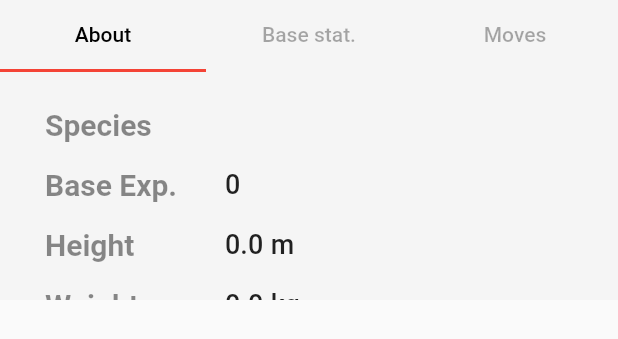
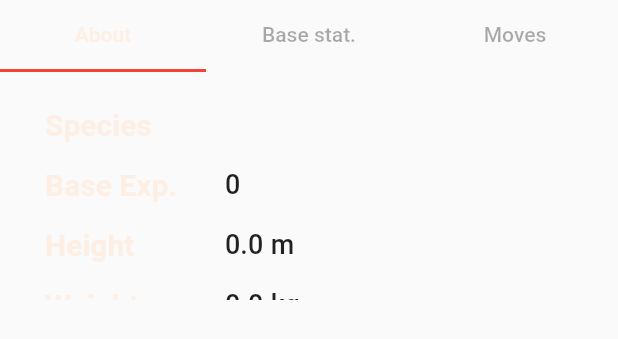
Before and after one commit to binhlecong/pokedex, a Flutter app: the PokeDetailInfo widget shown alone on an empty page, opened directly with empty values, on a phone screen of 412 x 824 dp. Shown: the top 339 px of the screen. Run offline on Flutter 3.47's test engine with Material 2 defaults, Android fonts, the phone set to English and light mode, and no system bars; our stand-ins replace carousel_slider, shared_preferences, sqflite; accounts and stored records are empty; network calls fail.

Commit message:
optimize UI for darkmode

```diff
--- a/lib/blocs/theme.dart
+++ b/lib/blocs/theme.dart
@@ -12,7 +12,7 @@ class ThemeChanger with ChangeNotifier {
     disabledColor: Colors.redAccent,
     highlightColor: const Color(0xffff7700),
     brightness: Brightness.dark,
-    backgroundColor: const Color(0xffefd28d),
+    hintColor: const Color(0xffefd28d),
     dividerColor: Colors.black54,
   );
 
@@ -22,7 +22,7 @@ class ThemeChanger with ChangeNotifier {
     disabledColor: Colors.redAccent,
     highlightColor: const Color(0xffffcf00),
     brightness: Brightness.light,
-    backgroundColor: const Color(0xfffeefe5),
+    hintColor: const Color(0xfffeefe5),
     dividerColor: Colors.white54,
   );
 
--- a/lib/widgets/detail_line.dart
+++ b/lib/widgets/detail_line.dart
@@ -16,7 +16,8 @@ class DetailLine extends StatelessWidget {
 
   @override
   Widget build(BuildContext context) {
-    return Row(children: [
+    return Row(
+      children: [
         SizedBox(
           height: 40,
           width: labelWidth,
@@ -24,8 +25,8 @@ class DetailLine extends StatelessWidget {
             alignment: Alignment.centerLeft,
             child: Text(
               prop,
-            style: const TextStyle(
-              color: Color(0x75000000),
+              style: TextStyle(
+                color: Theme.of(context).hintColor,
                 fontSize: 20,
                 fontWeight: FontWeight.bold,
               ),
@@ -34,13 +35,20 @@ class DetailLine extends StatelessWidget {
         ),
         Text(
           value,
-        style: const TextStyle(fontSize: 18, fontWeight: FontWeight.w500),
+          style: const TextStyle(
+            fontSize: 18,
+            fontWeight: FontWeight.w500,
+          ),
         ),
         const SizedBox(width: 5),
         Text(
           unit,
-        style: const TextStyle(fontSize: 18, fontWeight: FontWeight.w500),
+          style: const TextStyle(
+            fontSize: 18,
+            fontWeight: FontWeight.w500,
           ),
-    ]);
+        ),
+      ],
+    );
   }
 }
--- a/lib/widgets/poke_detail_info.dart
+++ b/lib/widgets/poke_detail_info.dart
@@ -27,13 +27,12 @@ class _PokeDetailInfoState extends State<PokeDetailInfo>
   @override
   Widget build(BuildContext context) {
     return Container(
-      decoration: const BoxDecoration(color: Color(0xfff5f5f5)),
       height: 200,
       child: Column(
         children: [
           TabBar(
             unselectedLabelColor: const Color(0x55000000),
-            labelColor: Colors.black,
+            labelColor: Theme.of(context).hintColor,
             controller: _tabController,
             indicatorSize: TabBarIndicatorSize.tab,
             tabs: const [
@@ -64,7 +63,9 @@ class _PokeDetailInfoState extends State<PokeDetailInfo>
                   pokeStat: widget.myPoke.stats,
                   pokeAbility: widget.myPoke.abilities,
                 ),
-                PokeMoves(pokeMove: widget.myPoke.moves),
+                PokeMoves(
+                  pokeMove: widget.myPoke.moves,
+                ),
               ],
             ),
           ),
--- a/lib/widgets/pokemon_view.dart
+++ b/lib/widgets/pokemon_view.dart
@@ -57,9 +57,9 @@ class _PokemonViewState extends State<PokemonView> {
                           checker.checkFavorite(id);
 
                           if (checker.isFavorite) {
-                            return Icon(Icons.star, color: Colors.amber);
+                            return const Icon(Icons.star, color: Colors.amber);
                           } else {
-                            return Icon(Icons.star_outline_rounded);
+                            return const Icon(Icons.star_outline_rounded);
                           }
                         },
                       ),
```
Lines whose indentation alone changed are shown as unchanged.
